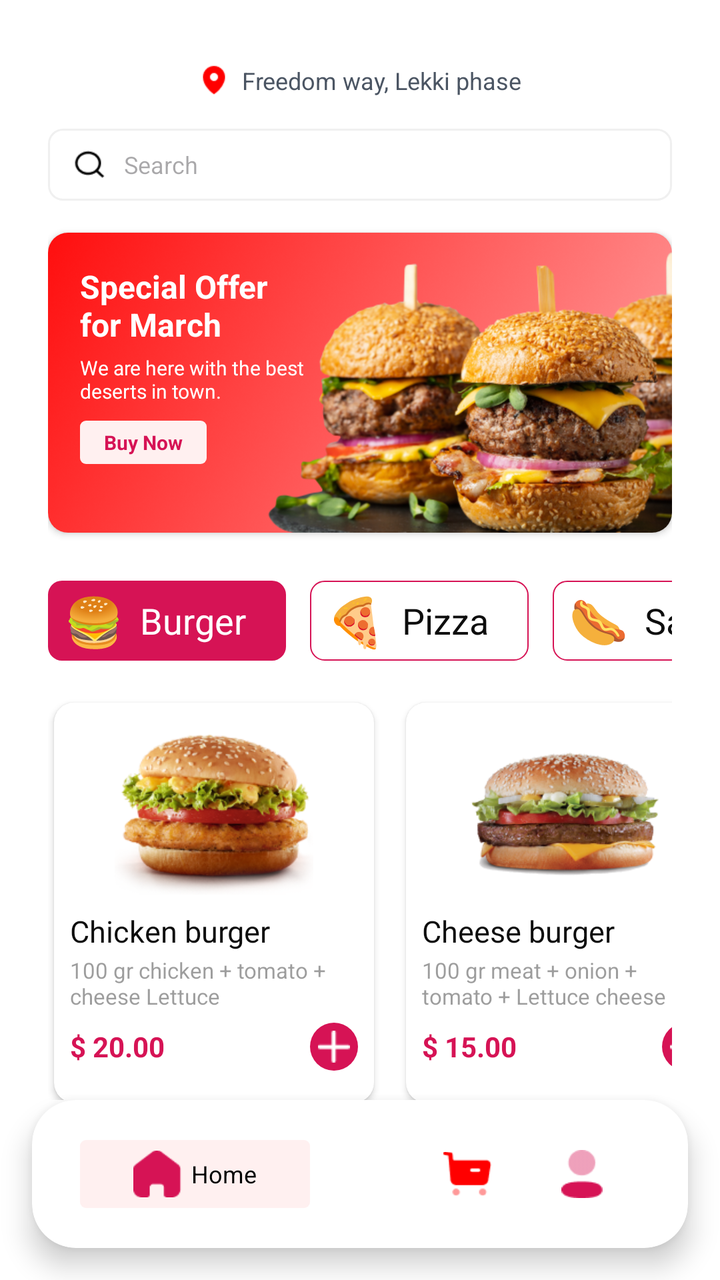
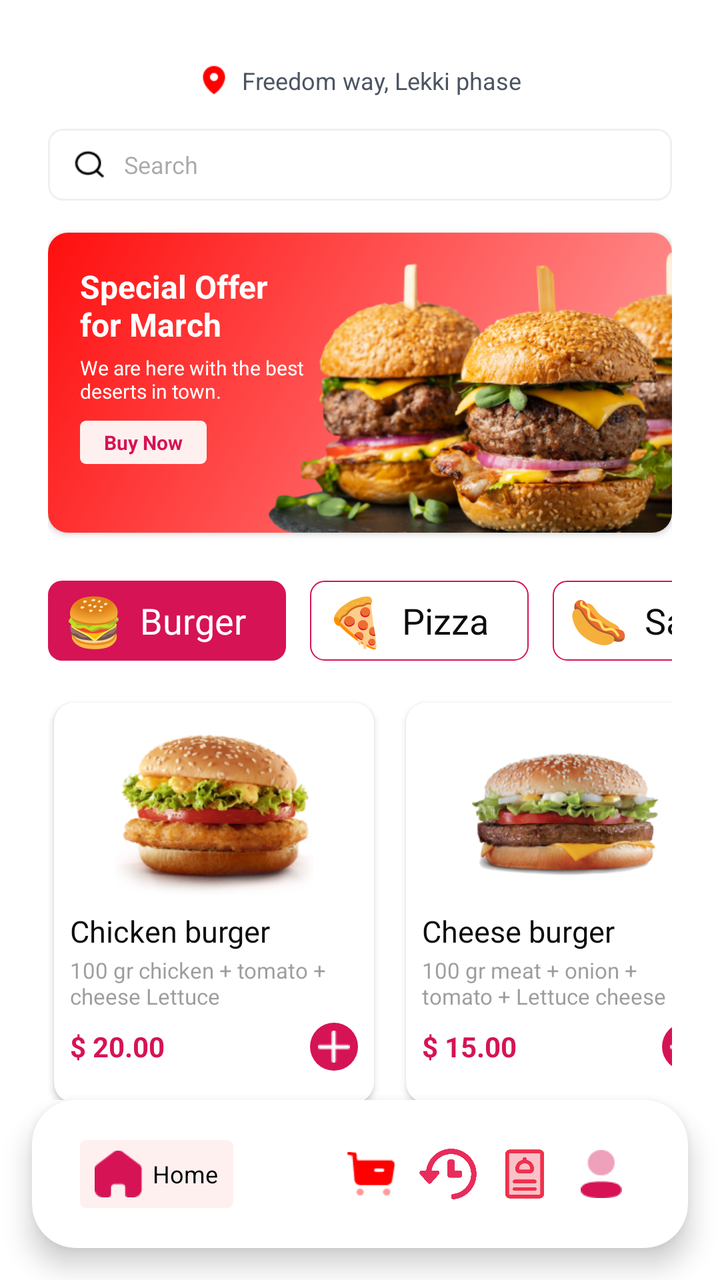

Before-and-after screenshots of an Android layout around one commit, followed by the original layout XML and the change that was made.
<!-- AndroidManifest.xml: application theme Theme.FoodCouriers -->
<!-- res/layout/activity_main.xml -->
<?xml version="1.0" encoding="utf-8"?>
<androidx.constraintlayout.widget.ConstraintLayout
    xmlns:android="http://schemas.android.com/apk/res/android"
    xmlns:app="http://schemas.android.com/apk/res-auto"
    xmlns:tools="http://schemas.android.com/tools"
    android:id="@+id/rootHome"
    android:layout_width="match_parent"
    android:layout_height="match_parent"
    android:background="@android:color/white">

    <androidx.core.widget.NestedScrollView
        android:id="@+id/scrollContentMain"
        android:layout_width="0dp"
        android:layout_height="0dp"
        android:fillViewport="true"
        app:layout_constraintTop_toTopOf="parent"
        app:layout_constraintBottom_toTopOf="@id/bottomNav"
        app:layout_constraintStart_toStartOf="parent"
        app:layout_constraintEnd_toEndOf="parent">

        <LinearLayout
            android:layout_width="match_parent"
            android:layout_height="wrap_content"
            android:orientation="vertical"
            android:layout_marginTop="16dp"
            android:paddingStart="24dp"
            android:paddingEnd="24dp">

            <LinearLayout
                android:id="@+id/topBar"
                android:layout_width="match_parent"
                android:layout_height="wrap_content"
                android:baselineAligned="false"
                android:orientation="horizontal"
                android:gravity="center_vertical"
                android:paddingTop="16dp"
                android:paddingBottom="8dp">


                <LinearLayout
                    android:layout_width="0dp"
                    android:layout_height="wrap_content"
                    android:layout_weight="1"
                    android:orientation="horizontal"
                    android:gravity="center"
                    android:paddingStart="8dp"
                    android:paddingEnd="8dp"
                    tools:ignore="UseCompoundDrawables,UselessParent">

                    <ImageView
                        android:id="@+id/icLocation"
                        android:layout_width="16dp"
                        android:layout_height="16dp"
                        android:src="@drawable/ic_location"
                        android:contentDescription="@string/location" />

                    <TextView
                        android:id="@+id/txtAddress"
                        android:layout_width="wrap_content"
                        android:layout_height="wrap_content"
                        android:layout_marginStart="6dp"
                        android:text="Freedom way, Lekki phase"
                        android:textSize="12sp"
                        android:textColor="#4B5563" />
                </LinearLayout>
            </LinearLayout>

            <LinearLayout
                android:id="@+id/searchBar"
                android:layout_width="match_parent"
                android:layout_height="36dp"
                android:background="@drawable/bg_search"
                android:orientation="horizontal"
                android:gravity="center_vertical"
                android:paddingStart="12dp"
                android:paddingEnd="12dp"
                android:layout_marginTop="8dp">

                <ImageView
                    android:id="@+id/icSearch"
                    android:layout_width="18dp"
                    android:layout_height="18dp"
                    android:src="@drawable/ic_search"
                    android:contentDescription="@string/search" />

                <EditText
                    android:id="@+id/txtSearchHint"
                    android:layout_width="match_parent"
                    android:layout_height="wrap_content"
                    android:layout_marginStart="8dp"
                    android:autofillHints="Burger"
                    android:hint="@string/search"
                    android:inputType="text"
                    android:background="@android:color/transparent"
                    android:textSize="12sp"
                    android:textColor="@color/black" />
            </LinearLayout>

            <androidx.cardview.widget.CardView
                android:id="@+id/cardBanner"
                android:layout_width="match_parent"
                android:layout_height="150dp"
                android:layout_marginTop="16dp"
                app:cardCornerRadius="10dp"
                app:cardUseCompatPadding="false"
                app:cardElevation="2dp">

                <ImageView
                    android:id="@+id/imgBanner"
                    android:layout_width="match_parent"
                    android:layout_height="match_parent"
                    android:scaleType="centerCrop"
                    android:src="@drawable/img_banner_burger"
                    android:contentDescription="@string/banner" />

                
                <LinearLayout
                    android:layout_width="wrap_content"
                    android:layout_height="wrap_content"
                    android:orientation="vertical"
                    android:padding="16dp"
                    android:layout_gravity="top|start">

                    <TextView
                        android:id="@+id/txtOfferTitle"
                        android:layout_width="wrap_content"
                        android:layout_height="wrap_content"
                        android:text="Special Offer\nfor March"
                        android:textColor="@android:color/white"
                        android:textSize="16sp"
                        android:textStyle="bold" />

                    <TextView
                        android:id="@+id/txtOfferSub"
                        android:layout_width="wrap_content"
                        android:layout_height="wrap_content"
                        android:layout_marginTop="4dp"
                        android:text="We are here with the best\ndeserts in town."
                        android:textColor="@android:color/white"
                        android:textSize="10sp"
                        tools:ignore="SmallSp" />

                    <TextView
                        android:id="@+id/btnBuyNow"
                        android:layout_width="wrap_content"
                        android:layout_height="wrap_content"
                        android:layout_marginTop="8dp"
                        android:paddingStart="12dp"
                        android:paddingEnd="12dp"
                        android:paddingTop="4dp"
                        android:paddingBottom="4dp"
                        android:text="@string/buy_now"
                        android:textSize="10sp"
                        android:textStyle="bold"
                        android:background="@drawable/bg_button_secondary"
                        android:textColor="@color/primary"
                        tools:ignore="SmallSp" />
                </LinearLayout>

            </androidx.cardview.widget.CardView>

            
            <HorizontalScrollView
                android:layout_width="match_parent"
                android:layout_height="wrap_content"
                android:layout_marginTop="24dp"
                android:overScrollMode="never"
                android:scrollbars="none">

                <LinearLayout
                    android:layout_width="wrap_content"
                    android:layout_height="wrap_content"
                    android:orientation="horizontal">

                    
                    <LinearLayout
                        android:id="@+id/chipBurger"
                        android:layout_width="wrap_content"
                        android:layout_height="40dp"
                        android:background="@drawable/bg_button_primary"
                        android:gravity="center_vertical"
                        android:paddingStart="8dp"
                        android:paddingEnd="20dp"
                        android:layout_marginEnd="12dp">

                        <TextView
                            android:layout_width="wrap_content"
                            android:layout_height="wrap_content"
                            android:text="🍔"
                            android:textSize="24sp" />

                        <TextView
                            android:layout_width="wrap_content"
                            android:layout_height="wrap_content"
                            android:layout_marginStart="8dp"
                            android:text="Burger"
                            android:textSize="18sp"
                            android:textColor="@android:color/white" />
                    </LinearLayout>

                    
                    <LinearLayout
                        android:id="@+id/chipPizza"
                        android:layout_width="wrap_content"
                        android:layout_height="40dp"
                        android:background="@drawable/bg_button_outline_primary"
                        android:gravity="center_vertical"
                        android:paddingStart="8dp"
                        android:paddingEnd="20dp"
                        android:layout_marginEnd="12dp">

                        <TextView
                            android:layout_width="wrap_content"
                            android:layout_height="wrap_content"
                            android:text="🍕"
                            android:textSize="24sp" />

                        <TextView
                            android:layout_width="wrap_content"
                            android:layout_height="wrap_content"
                            android:layout_marginStart="8dp"
                            android:text="Pizza"
                            android:textSize="18sp"
                            android:textColor="#0D0D0D" />
                    </LinearLayout>

                    
                    <LinearLayout
                        android:id="@+id/chipSandwich"
                        android:layout_width="wrap_content"
                        android:layout_height="40dp"
                        android:background="@drawable/bg_button_outline_primary"
                        android:gravity="center_vertical"
                        android:paddingStart="8dp"
                        android:paddingEnd="20dp">

                        <TextView
                            android:layout_width="wrap_content"
                            android:layout_height="wrap_content"
                            android:text="🌭"
                            android:textSize="24sp" />

                        <TextView
                            android:layout_width="wrap_content"
                            android:layout_height="wrap_content"
                            android:layout_marginStart="8dp"
                            android:text="Sandwich"
                            android:textSize="18sp"
                            android:textColor="#0D0D0D" />
                    </LinearLayout>

                </LinearLayout>
            </HorizontalScrollView>

            <HorizontalScrollView
                android:layout_width="match_parent"
                android:layout_height="wrap_content"
                android:layout_marginTop="16dp"
                android:overScrollMode="never"
                android:scrollbars="none">

                <LinearLayout
                    android:layout_width="wrap_content"
                    android:layout_height="210dp"
                    android:gravity="center"
                    android:orientation="horizontal">

                    <View
                        android:layout_width="3dp"
                        android:layout_height="0dp"/>
                    
                    <androidx.cardview.widget.CardView
                        android:layout_width="160dp"
                        android:layout_height="200dp"
                        android:layout_marginEnd="16dp"
                        app:cardCornerRadius="10dp"
                        app:cardElevation="2dp">

                        <LinearLayout
                            android:layout_width="match_parent"
                            android:layout_height="match_parent"
                            android:orientation="vertical"
                            android:padding="8dp">

                            
                            <ImageButton
                                android:id="@+id/imgBurger1"
                                android:layout_width="match_parent"
                                android:layout_height="80dp"
                                android:layout_marginTop="8dp"
                                android:scaleType="centerInside"
                                android:src="@drawable/img_burger1"
                                android:background="@android:color/transparent"
                                android:contentDescription="@string/burger_image" />

                            
                            <TextView
                                android:layout_width="match_parent"
                                android:layout_height="wrap_content"
                                android:layout_marginTop="8dp"
                                android:text="Chicken burger"
                                android:textSize="15sp"
                                android:textColor="#0D0D0D"
                                android:maxLines="1"
                                android:ellipsize="end" />

                            <TextView
                                android:layout_width="match_parent"
                                android:layout_height="wrap_content"
                                android:text="100 gr chicken + tomato + cheese Lettuce"
                                android:textSize="11sp"
                                android:textColor="#803B3B3B"
                                android:maxLines="2"
                                android:ellipsize="end"
                                android:layout_marginTop="2dp" />

                            
                            <LinearLayout
                                android:layout_width="match_parent"
                                android:layout_height="wrap_content"
                                android:layout_marginTop="6dp"
                                android:orientation="horizontal"
                                android:gravity="center_vertical"
                                android:weightSum="1"
                                tools:ignore="UseCompoundDrawables">

                                <TextView
                                    android:layout_width="0dp"
                                    android:layout_height="wrap_content"
                                    android:layout_weight="1"
                                    android:text="$ 20.00"
                                    android:textSize="14sp"
                                    android:textColor="#D61355"
                                    android:textStyle="bold" />

                                <ImageView
                                    android:id="@+id/btnAdd1"
                                    android:layout_width="24dp"
                                    android:layout_height="24dp"
                                    android:src="@drawable/ic_add"
                                    android:background="@drawable/bg_add_round"
                                    android:padding="4dp"
                                    android:contentDescription="@string/add_to_cart" />
                            </LinearLayout>

                        </LinearLayout>
                    </androidx.cardview.widget.CardView>

                    
                    <androidx.cardview.widget.CardView
                        android:layout_width="160dp"
                        android:layout_height="200dp"
                        android:layout_marginEnd="16dp"
                        app:cardCornerRadius="10dp"
                        app:cardElevation="2dp">

                        <LinearLayout
                            android:layout_width="match_parent"
                            android:layout_height="match_parent"
                            android:orientation="vertical"
                            android:padding="8dp">

                            <ImageView
                                android:id="@+id/imgBurger2"
                                android:layout_width="match_parent"
                                android:layout_height="80dp"
                                android:layout_marginTop="8dp"
                                android:scaleType="centerInside"
                                android:src="@drawable/img_burger2"
                                android:contentDescription="@string/burger_image" />

                            <TextView
                                android:layout_width="match_parent"
                                android:layout_height="wrap_content"
                                android:layout_marginTop="8dp"
                                android:text="Cheese burger"
                                android:textSize="15sp"
                                android:textColor="#0D0D0D"
                                android:maxLines="1"
                                android:ellipsize="end" />

                            <TextView
                                android:layout_width="match_parent"
                                android:layout_height="wrap_content"
                                android:text="100 gr meat + onion + tomato + Lettuce cheese"
                                android:textSize="11sp"
                                android:textColor="#803B3B3B"
                                android:maxLines="2"
                                android:ellipsize="end"
                                android:layout_marginTop="2dp" />

                            <LinearLayout
                                android:layout_width="match_parent"
                                android:layout_height="wrap_content"
                                android:layout_marginTop="6dp"
                                android:orientation="horizontal"
                                android:gravity="center_vertical"
                                android:weightSum="1"
                                tools:ignore="UseCompoundDrawables">

                                <TextView
                                    android:layout_width="0dp"
                                    android:layout_height="wrap_content"
                                    android:layout_weight="1"
                                    android:text="$ 15.00"
                                    android:textSize="14sp"
                                    android:textColor="#D61355"
                                    android:textStyle="bold" />

                                <ImageView
                                    android:layout_width="24dp"
                                    android:layout_height="24dp"
                                    android:src="@drawable/ic_add"
                                    android:background="@drawable/bg_add_round"
                                    android:padding="4dp"
                                    android:contentDescription="@string/add_to_cart" />
                            </LinearLayout>

                        </LinearLayout>
                    </androidx.cardview.widget.CardView>

                    <androidx.cardview.widget.CardView
                        android:layout_width="160dp"
                        android:layout_height="200dp"
                        android:layout_marginEnd="16dp"
                        app:cardCornerRadius="10dp"
                        app:cardElevation="2dp">

                        <LinearLayout
                            android:layout_width="match_parent"
                            android:layout_height="match_parent"
                            android:orientation="vertical"
                            android:padding="8dp">

                            <ImageView
                                android:layout_width="match_parent"
                                android:layout_height="80dp"
                                android:layout_marginTop="8dp"
                                android:scaleType="centerInside"
                                android:src="@drawable/img_burger2"
                                android:contentDescription="@string/burger_image" />

                            <TextView
                                android:layout_width="match_parent"
                                android:layout_height="wrap_content"
                                android:layout_marginTop="8dp"
                                android:text="Cheese burger"
                                android:textSize="15sp"
                                android:textColor="#0D0D0D"
                                android:maxLines="1"
                                android:ellipsize="end" />

                            <TextView
                                android:layout_width="match_parent"
                                android:layout_height="wrap_content"
                                android:text="100 gr meat + onion + tomato + Lettuce cheese"
                                android:textSize="10sp"
                                android:textColor="#803B3B3B"
                                android:maxLines="2"
                                android:ellipsize="end"
                                android:layout_marginTop="2dp"
                                tools:ignore="SmallSp" />

                            <LinearLayout
                                android:layout_width="match_parent"
                                android:layout_height="wrap_content"
                                android:layout_marginTop="6dp"
                                android:orientation="horizontal"
                                android:gravity="center_vertical"
                                android:weightSum="1"
                                tools:ignore="UseCompoundDrawables">

                                <TextView
                                    android:layout_width="0dp"
                                    android:layout_height="wrap_content"
                                    android:layout_weight="1"
                                    android:text="$ 15.00"
                                    android:textSize="14sp"
                                    android:textColor="#D61355"
                                    android:textStyle="bold" />

                                <ImageView
                                    android:id="@+id/btnAdd2"
                                    android:layout_width="24dp"
                                    android:layout_height="24dp"
                                    android:src="@drawable/ic_add"
                                    android:background="@drawable/bg_add_round"
                                    android:padding="4dp"
                                    android:contentDescription="@string/add_to_cart" />
                            </LinearLayout>

                        </LinearLayout>
                    </androidx.cardview.widget.CardView>
                </LinearLayout>
            </HorizontalScrollView>

            
            <LinearLayout
                android:id="@+id/headerPopular"
                android:layout_width="match_parent"
                android:layout_height="wrap_content"
                android:orientation="horizontal"
                android:gravity="center_vertical"
                android:layout_marginTop="24dp">

                <TextView
                    android:layout_width="0dp"
                    android:layout_height="wrap_content"
                    android:layout_weight="1"
                    android:text="Popular Meal Menu"
                    android:textColor="#000000"
                    android:textSize="16sp"
                    android:textStyle="bold" />

                <LinearLayout
                    android:layout_width="wrap_content"
                    android:layout_height="wrap_content"
                    android:orientation="horizontal"
                    android:gravity="center_vertical">

                    <TextView
                        android:layout_width="wrap_content"
                        android:layout_height="wrap_content"
                        android:text="See All"
                        android:textSize="12sp"
                        android:textColor="#803B3B3B" />
                </LinearLayout>
            </LinearLayout>

            <androidx.cardview.widget.CardView
                android:id="@+id/cardPepperPizza"
                android:layout_width="match_parent"
                android:layout_height="87dp"
                android:layout_marginTop="8dp"
                app:cardCornerRadius="7dp"
                app:cardElevation="2dp">

                <RelativeLayout
                    android:layout_width="match_parent"
                    android:layout_height="match_parent"
                    android:padding="8dp">

                    <ImageView
                        android:id="@+id/imgPepperPizza"
                        android:layout_width="64dp"
                        android:layout_height="64dp"
                        android:layout_alignParentStart="true"
                        android:layout_centerVertical="true"
                        android:src="@drawable/img_pepper_pizza"
                        android:scaleType="centerCrop"
                        android:background="@drawable/bg_button_secondary"
                        android:contentDescription="@string/pizza" />

                    <TextView
                        android:id="@+id/txtPizzaName"
                        android:layout_width="wrap_content"
                        android:layout_height="wrap_content"
                        android:layout_toEndOf="@id/imgPepperPizza"
                        android:layout_marginStart="12dp"
                        android:layout_marginTop="4dp"
                        android:text="Pepper Pizza"
                        android:textColor="#000000"
                        android:textSize="15sp"
                        android:textStyle="bold" />

                    <TextView
                        android:id="@+id/txtPizzaDesc"
                        android:layout_width="wrap_content"
                        android:layout_height="wrap_content"
                        android:layout_toEndOf="@id/imgPepperPizza"
                        android:layout_below="@id/txtPizzaName"
                        android:layout_marginStart="12dp"
                        android:layout_marginTop="2dp"
                        android:text="5kg box of Pizza"
                        android:textSize="14sp"
                        android:textColor="#803B3B3B" />

                    <TextView
                        android:id="@+id/txtPizzaPrice"
                        android:layout_width="wrap_content"
                        android:layout_height="wrap_content"
                        android:layout_alignParentEnd="true"
                        android:layout_centerVertical="true"
                        android:text="$15"
                        android:textSize="22sp"
                        android:textColor="#D61355"
                        android:textStyle="bold" />

                </RelativeLayout>
            </androidx.cardview.widget.CardView>

            <View
                android:layout_width="match_parent"
                android:layout_height="16dp" />

        </LinearLayout>
    </androidx.core.widget.NestedScrollView>

    <androidx.cardview.widget.CardView
        android:id="@+id/bottomNav"
        android:layout_width="0dp"
        android:layout_height="74dp"
        android:layout_margin="16dp"
        app:cardCornerRadius="22dp"
        app:cardElevation="8dp"
        app:cardUseCompatPadding="false"
        app:layout_constraintBottom_toBottomOf="parent"
        app:layout_constraintStart_toStartOf="parent"
        app:layout_constraintEnd_toEndOf="parent">

        <LinearLayout
            android:layout_width="match_parent"
            android:layout_height="match_parent"
            android:baselineAligned="false"
            android:orientation="horizontal"
            android:gravity="center"
            android:paddingStart="24dp"
            android:paddingEnd="24dp">

            
            <LinearLayout
                android:id="@+id/navHome"
                android:layout_width="0dp"
                android:layout_height="wrap_content"
                android:layout_weight="2"
                android:layout_marginEnd="50dp"
                android:orientation="horizontal"
                android:gravity="center"
                android:clickable="true"
                android:focusable="true"
                android:background="@drawable/bg_button_secondary"
                android:paddingVertical="5dp"
                tools:ignore="UseCompoundDrawables">

                <ImageView
                    android:layout_width="24dp"
                    android:layout_height="24dp"
                    android:src="@drawable/ic_home_filled"
                    android:contentDescription="@string/home" />

                <TextView
                    android:layout_width="wrap_content"
                    android:layout_height="wrap_content"
                    android:text="@string/home"
                    android:textSize="12sp"
                    android:layout_marginStart="5dp"
                    android:textColor="#000000" />
            </LinearLayout>

            
            <LinearLayout
                android:id="@+id/navCart"
                android:layout_width="0dp"
                android:layout_height="wrap_content"
                android:layout_weight="1"
                android:clickable="true"
                android:focusable="true"
                android:orientation="vertical"
                android:gravity="center">

                <ImageView
                    android:id="@+id/btnCart"
                    android:layout_width="24dp"
                    android:layout_height="24dp"
                    android:src="@drawable/ic_cart"
                    android:contentDescription="@string/cart" />
            </LinearLayout>

            
            <LinearLayout
                android:id="@+id/navProfile"
                android:layout_width="0dp"
                android:layout_height="wrap_content"
                android:layout_weight="1"
                android:clickable="true"
                android:focusable="true"
                android:orientation="vertical"
                android:gravity="center">

                <ImageView
                    android:layout_width="24dp"
                    android:layout_height="24dp"
                    android:src="@drawable/ic_profile"
                    app:tint="@color/primary"
                    android:contentDescription="@string/profile" />
            </LinearLayout>
        </LinearLayout>
    </androidx.cardview.widget.CardView>

</androidx.constraintlayout.widget.ConstraintLayout>
<!-- resources referenced by this layout -->
<resources>
  <color name="black">#FF000000</color>
  <color name="primary">#D61355</color>
  <!-- drawable bg_add_round (drawable) -->
  <?xml version="1.0" encoding="utf-8"?>
  <shape xmlns:android="http://schemas.android.com/apk/res/android"
      android:shape="oval">
      <solid android:color="@color/primary" />
  </shape>
  <!-- drawable bg_button_outline_primary (drawable) -->
  <?xml version="1.0" encoding="utf-8"?>
  <shape xmlns:android="http://schemas.android.com/apk/res/android"
      android:shape="rectangle">
      <solid android:color="@android:color/white" />
      <stroke android:width="0.7dp" android:color="@color/primary" />
      <corners android:radius="7dp" />
  </shape>
  <!-- drawable bg_button_primary (drawable) -->
  <?xml version="1.0" encoding="utf-8"?>
  <shape xmlns:android="http://schemas.android.com/apk/res/android"
      android:shape="rectangle">
      <solid android:color="@color/primary" />
      <corners android:radius="7dp" />
  </shape>
  <!-- drawable bg_button_secondary (drawable) -->
  <?xml version="1.0" encoding="utf-8"?>
  <shape xmlns:android="http://schemas.android.com/apk/res/android"
      android:shape="rectangle">
      <solid android:color="@color/pink" />
      <corners android:radius="3dp" />
  </shape>
  <!-- drawable bg_search (drawable) -->
  <?xml version="1.0" encoding="utf-8"?>
  <shape xmlns:android="http://schemas.android.com/apk/res/android"
      android:shape="rectangle">
      <solid android:color="@android:color/white" />
      <corners android:radius="7dp" />
      <stroke
          android:width="1dp"
          android:color="#F0F0F0" />
  </shape>
  <!-- drawable ic_add: png bitmap (drawable, 195 bytes) -->
  <!-- drawable ic_cart: png bitmap (drawable, 556 bytes) -->
  <!-- drawable ic_home_filled: png bitmap (drawable, 474 bytes) -->
  <!-- drawable ic_location: png bitmap (drawable, 415 bytes) -->
  <!-- drawable ic_profile: png bitmap (drawable, 519 bytes) -->
  <!-- drawable ic_search: png bitmap (drawable, 460 bytes) -->
  <!-- drawable img_banner_burger: png bitmap (drawable, 359983 bytes) -->
  <!-- drawable img_burger1: png bitmap (drawable, 65067 bytes) -->
  <!-- drawable img_burger2: png bitmap (drawable, 55159 bytes) -->
  <!-- drawable img_pepper_pizza: png bitmap (drawable, 51970 bytes) -->
  <string name="add_to_cart">Add to cart</string>
  <string name="banner">Banner</string>
  <string name="burger_image">Burger image</string>
  <string name="buy_now">Buy Now</string>
  <string name="cart">Cart</string>
  <string name="home">Home</string>
  <string name="location">Location</string>
  <string name="pizza">Pizza</string>
  <string name="profile">Thông tin cá nhân</string>
  <string name="search">Search</string>
  <style name="Theme.FoodCouriers" parent="Base.Theme.FoodCouriers" />
  <color name="pink">#FFF0F0</color>
  <style name="Base.Theme.FoodCouriers" parent="Theme.Material3.DayNight.NoActionBar">
          
          <item name="colorPrimary">@color/primary</item>
          <item name="colorPrimaryVariant">@color/primary</item>
          <item name="colorOnPrimary">@color/white</item>
          
          <item name="colorSecondary">@color/pink</item>
          <item name="colorSecondaryVariant">@color/pink</item>
          <item name="colorOnSecondary">@color/black</item>
          
          <item name="android:statusBarColor">?attr/colorPrimaryVariant</item>
  
          
          <item name="colorControlActivated">@color/primary</item>
          <item name="android:textColorHighlight">@color/pink</item>
      </style>
  <color name="white">#FFFFFF</color>
</resources>

<!-- the commit's change to res/layout/activity_main.xml (unified diff, before → after) -->
@@ -647,7 +647,6 @@
                     android:textColor="#000000" />
             </LinearLayout>
 
-            
             <LinearLayout
                 android:id="@+id/navCart"
                 android:layout_width="0dp"
@@ -659,10 +658,41 @@
                 android:gravity="center">
 
                 <ImageView
-                    android:id="@+id/btnCart"
                     android:layout_width="24dp"
                     android:layout_height="24dp"
                     android:src="@drawable/ic_cart"
+                    android:contentDescription="@string/cart" />
+            </LinearLayout>
+            <LinearLayout
+                android:id="@+id/navHistory"
+                android:layout_width="0dp"
+                android:layout_height="wrap_content"
+                android:layout_weight="1"
+                android:clickable="true"
+                android:focusable="true"
+                android:orientation="vertical"
+                android:gravity="center">
+
+                <ImageView
+                    android:layout_width="30dp"
+                    android:layout_height="30dp"
+                    android:src="@drawable/ic_history"
+                    android:contentDescription="@string/cart" />
+            </LinearLayout>
+            <LinearLayout
+                android:id="@+id/navMenu"
+                android:layout_width="0dp"
+                android:layout_height="wrap_content"
+                android:layout_weight="1"
+                android:clickable="true"
+                android:focusable="true"
+                android:orientation="vertical"
+                android:gravity="center">
+
+                <ImageView
+                    android:layout_width="30dp"
+                    android:layout_height="30dp"
+                    android:src="@drawable/ic_menu_restaurant"
                     android:contentDescription="@string/cart" />
             </LinearLayout>
 
<!-- resource entries referenced after the edit -->
@@ -42,8 +42,10 @@
   </shape>
   <!-- drawable ic_add: png bitmap (drawable, 195 bytes) -->
   <!-- drawable ic_cart: png bitmap (drawable, 556 bytes) -->
+  <!-- drawable ic_history: png bitmap (drawable, 18397 bytes) -->
   <!-- drawable ic_home_filled: png bitmap (drawable, 474 bytes) -->
   <!-- drawable ic_location: png bitmap (drawable, 415 bytes) -->
+  <!-- drawable ic_menu_restaurant: png bitmap (drawable, 10565 bytes) -->
   <!-- drawable ic_profile: png bitmap (drawable, 519 bytes) -->
   <!-- drawable ic_search: png bitmap (drawable, 460 bytes) -->
   <!-- drawable img_banner_burger: png bitmap (drawable, 359983 bytes) -->
